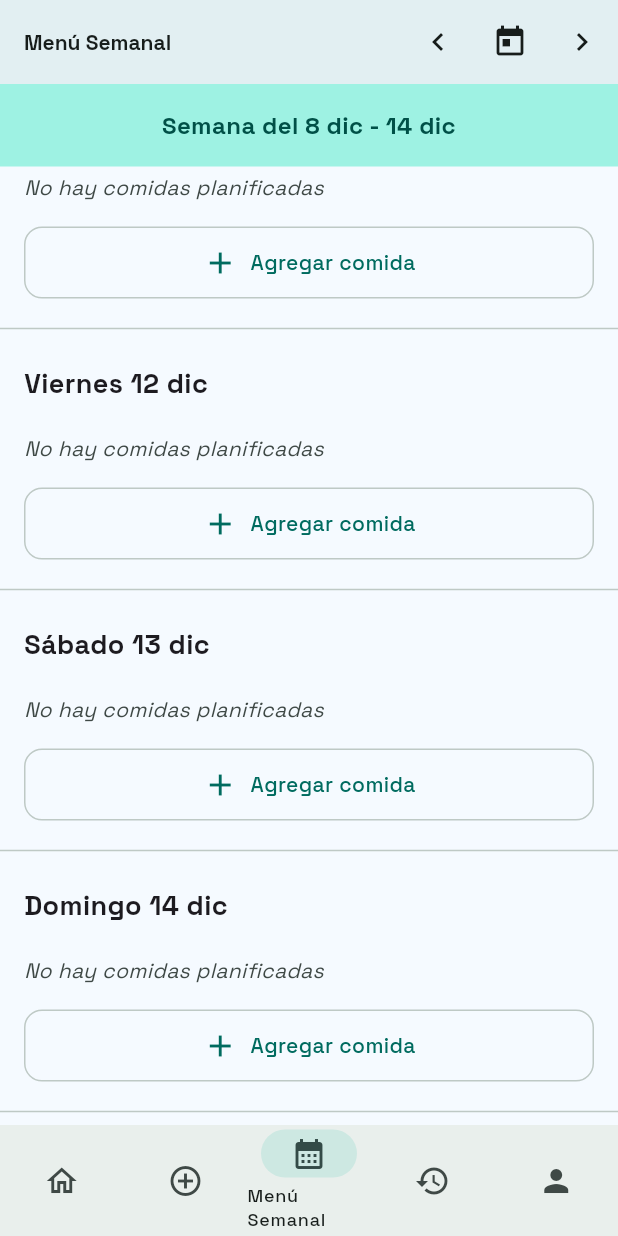
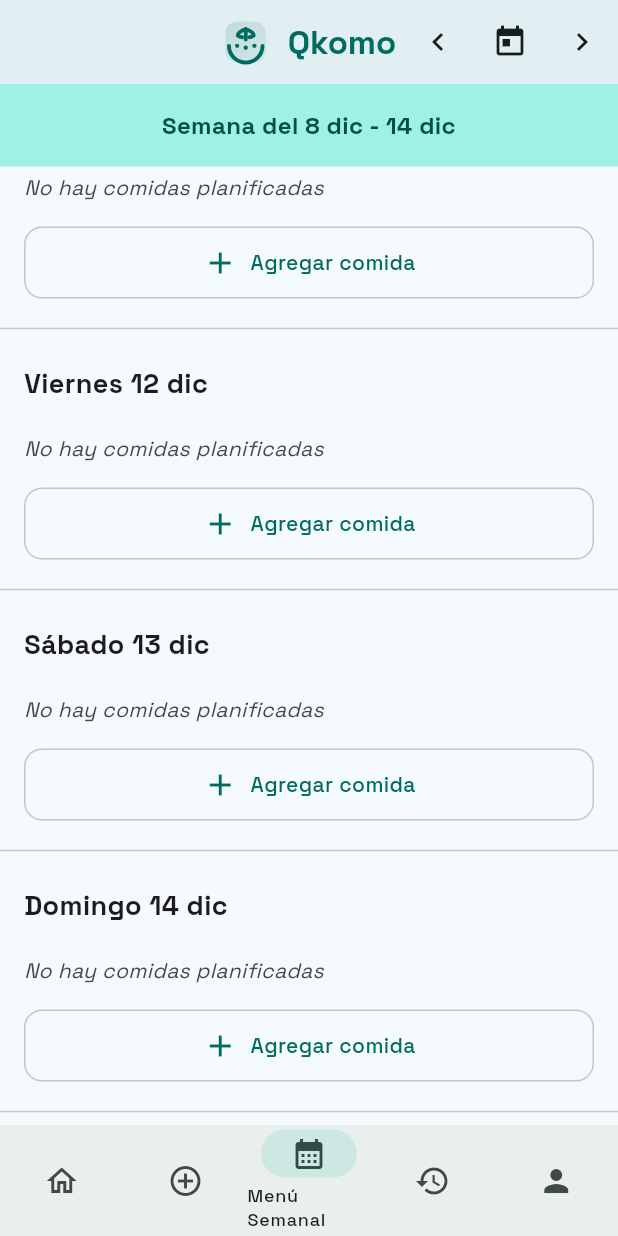
Before and after one commit to Pedrorc90/qkomo-ui, a Flutter app: the screen it shows once a user with an empty profile is signed in, item 3 of the bottom bar chosen, scrolled down 576 dp, after a tap on the "chevron right" icon, on a phone screen of 412 x 824 dp. Run offline on Flutter 3.47's test engine with Material 3 defaults, Android fonts, the light colour scheme and no system bars; our stand-ins replace connectivity_plus, dio, firebase_auth, firebase_core, fl_chart, flutter_riverpod and 10 more; missing offline and left inert: mobile_scanner, workmanager; accounts and stored records are empty.

Commit message:
Logo navbar + profile and themes

```diff
--- /dev/null
+++ b/lib/core/widgets/qkomo_navbar.dart
@@ -0,0 +1,53 @@
+import 'package:flutter/material.dart';
+import 'package:qkomo_ui/core/widgets/qkomo_logo.dart';
+
+/// Reusable navbar component with centered Qkomo logo and title
+///
+/// Provides a consistent header across all app screens with:
+/// - Centered Qkomo logo and app name
+/// - Optional leading widget (e.g., back button)
+/// - Optional action buttons
+class QkomoNavBar extends StatelessWidget implements PreferredSizeWidget {
+  const QkomoNavBar({
+    super.key,
+    this.leading,
+    this.actions,
+  });
+
+  /// Leading widget (e.g., back button, menu button)
+  final Widget? leading;
+
+  /// Action buttons to show on the right
+  final List<Widget>? actions;
+
+  @override
+  Size get preferredSize => const Size.fromHeight(kToolbarHeight);
+
+  @override
+  Widget build(BuildContext context) {
+    final theme = Theme.of(context);
+
+    return AppBar(
+      leading: leading,
+      title: Row(
+        mainAxisSize: MainAxisSize.min,
+        mainAxisAlignment: MainAxisAlignment.center,
+        children: [
+          const QkomoLogo(size: 32),
+          const SizedBox(width: 12),
+          Text(
+            'Qkomo',
+            style: theme.textTheme.titleLarge?.copyWith(
+              fontWeight: FontWeight.bold,
+              color: theme.colorScheme.primary,
+            ),
+          ),
+        ],
+      ),
+      centerTitle: true,
+      actions: actions,
+      backgroundColor: Colors.transparent,
+      elevation: 0,
+    );
+  }
+}
--- a/lib/features/capture/presentation/capture_page.dart
+++ b/lib/features/capture/presentation/capture_page.dart
@@ -1,5 +1,6 @@
 import 'package:flutter/material.dart';
 import 'package:flutter_riverpod/flutter_riverpod.dart';
+import 'package:qkomo_ui/core/widgets/qkomo_navbar.dart';
 import 'package:qkomo_ui/theme/theme_providers.dart';
 
 import 'package:qkomo_ui/features/capture/application/capture_controller.dart';
@@ -53,15 +54,12 @@ class _CapturePageState extends ConsumerState<CapturePage> {
             if (job != null) {
               final isImage = job.type == CaptureJobType.image;
               _showSnackBar(
-                isImage
-                    ? 'Foto guardada en cola offline'
-                    : 'Código guardado en cola offline',
+                isImage ? 'Foto guardada en cola offline' : 'Código guardado en cola offline',
               );
             }
           },
-          error: (error, _) => _showSnackBar(
-              'No se pudo encolar la captura: $error',
-              isError: true),
+          error: (error, _) =>
+              _showSnackBar('No se pudo encolar la captura: $error', isError: true),
           loading: () {},
         );
       },
@@ -76,8 +74,7 @@ class _CapturePageState extends ConsumerState<CapturePage> {
               _showSnackBar('Análisis completado. ID: $jobId');
             }
           },
-          error: (error, _) =>
-              _showSnackBar('Error al analizar: $error', isError: true),
+          error: (error, _) => _showSnackBar('Error al analizar: $error', isError: true),
           loading: () {},
         );
       },
@@ -114,34 +111,14 @@ class _CapturePageState extends ConsumerState<CapturePage> {
         child: SafeArea(
           child: Column(
             children: [
-              // Custom Header
-              Padding(
-                padding: const EdgeInsets.all(16.0),
-                child: Row(
-                  children: [
-                    if (captureState.mode != null)
-                      IconButton(
+              // Qkomo NavBar
+              QkomoNavBar(
+                leading: captureState.mode != null
+                    ? IconButton(
                         icon: const Icon(Icons.arrow_back),
                         onPressed: () => controller.clearMode(),
-                      ),
-                    Expanded(
-                      child: Text(
-                        captureState.mode == null
-                            ? 'Registrar Comida'
-                            : 'Nueva Captura',
-                        style:
-                            Theme.of(context).textTheme.headlineSmall?.copyWith(
-                                  fontWeight: FontWeight.bold,
-                                ),
-                        textAlign: captureState.mode == null
-                            ? TextAlign.center
-                            : TextAlign.start,
-                      ),
-                    ),
-                    if (captureState.mode != null)
-                      const SizedBox(width: 48), // Balance back button
-                  ],
-                ),
+                      )
+                    : null,
               ),
               Expanded(
                 child: captureState.mode == null
@@ -155,8 +132,7 @@ class _CapturePageState extends ConsumerState<CapturePage> {
     );
   }
 
-  Widget _buildActionButtons(
-      BuildContext context, CaptureController controller) {
+  Widget _buildActionButtons(BuildContext context, CaptureController controller) {
     return Center(
       child: SingleChildScrollView(
         padding: const EdgeInsets.symmetric(horizontal: 24, vertical: 16),
@@ -224,8 +200,7 @@ class _CapturePageState extends ConsumerState<CapturePage> {
         Expanded(
           child: _buildModeContent(mode),
         ),
-        if (mode != CaptureMode.text &&
-            (state.imageFile != null || state.scannedBarcode != null))
+        if (mode != CaptureMode.text && (state.imageFile != null || state.scannedBarcode != null))
           CaptureQueueAction(
             state: state,
           ),
--- a/lib/features/history/presentation/history_page.dart
+++ b/lib/features/history/presentation/history_page.dart
@@ -1,5 +1,6 @@
 import 'package:flutter/material.dart';
 import 'package:flutter_riverpod/flutter_riverpod.dart';
+import 'package:qkomo_ui/core/widgets/qkomo_navbar.dart';
 import 'package:qkomo_ui/features/capture/application/capture_providers.dart';
 import 'package:qkomo_ui/features/capture/presentation/review/capture_review_page.dart';
 import 'package:qkomo_ui/features/entry/domain/entry.dart';
@@ -23,9 +24,7 @@ class HistoryPage extends ConsumerWidget {
     final queueStatsAsync = ref.watch(queueStatsProvider);
 
     return Scaffold(
-      appBar: AppBar(
-        title: const Text('Historial'),
-        backgroundColor: Colors.transparent,
+      appBar: QkomoNavBar(
         actions: [
           const HistorySearchBar(),
           IconButton(
@@ -39,7 +38,7 @@ class HistoryPage extends ConsumerWidget {
               );
             },
           ),
-          SizedBox(width: 8),
+          const SizedBox(width: 8),
         ],
       ),
       body: RefreshIndicator(
@@ -147,8 +146,7 @@ class HistoryPage extends ConsumerWidget {
             for (final entry in entries) {
               widgets.add(
                 Padding(
-                  padding:
-                      const EdgeInsets.symmetric(horizontal: 16, vertical: 4),
+                  padding: const EdgeInsets.symmetric(horizontal: 16, vertical: 4),
                   child: Stack(
                     children: [
                       EnhancedResultCard(
@@ -157,8 +155,7 @@ class HistoryPage extends ConsumerWidget {
                           Navigator.push(
                             context,
                             MaterialPageRoute(
-                              builder: (context) =>
-                                  CaptureReviewPage(resultId: entry.id),
+                              builder: (context) => CaptureReviewPage(resultId: entry.id),
                             ),
                           );
                         },
@@ -233,8 +230,7 @@ class HistoryPage extends ConsumerWidget {
     } else {
       switch (state.dateFilter) {
         case DateFilter.today:
-          message =
-              'Aún no has registrado comidas hoy.\n¡Empieza capturando una foto!';
+          message = 'Aún no has registrado comidas hoy.\n¡Empieza capturando una foto!';
           icon = Icons.camera_alt_outlined;
           break;
         case DateFilter.thisWeek:
@@ -275,8 +271,6 @@ class HistoryPage extends ConsumerWidget {
 
   Future<void> _onRefresh(WidgetRef ref) async {
     // Trigger queue processing
-    await ref
-        .read(captureQueueProcessControllerProvider.notifier)
-        .processPending();
+    await ref.read(captureQueueProcessControllerProvider.notifier).processPending();
   }
 }
--- a/lib/features/home/presentation/home_page.dart
+++ b/lib/features/home/presentation/home_page.dart
@@ -1,7 +1,7 @@
 import 'package:flutter/material.dart';
 import 'package:flutter_riverpod/flutter_riverpod.dart';
 
-import 'package:qkomo_ui/core/widgets/qkomo_logo.dart';
+import 'package:qkomo_ui/core/widgets/qkomo_navbar.dart';
 import 'package:qkomo_ui/features/auth/application/auth_providers.dart';
 import 'package:qkomo_ui/features/home/presentation/widgets/home_content.dart';
 import 'package:qkomo_ui/features/home/presentation/widgets/home_header.dart';
@@ -24,21 +24,15 @@ class HomePage extends ConsumerWidget {
         child: SafeArea(
           child: Column(
             children: [
-              // Custom Top Bar
-              Padding(
-                padding:
-                    const EdgeInsets.symmetric(horizontal: 16.0, vertical: 8.0),
-                child: Row(
-                  children: [
-                    const QkomoLogo(size: 32),
-                    const Spacer(),
+              // Qkomo NavBar
+              QkomoNavBar(
+                actions: [
                   IconButton(
                     tooltip: 'Cambiar tema',
                     onPressed: () {
                       final notifier = ref.read(themeTypeProvider.notifier);
-                        notifier.state = themeType == AppThemeType.warm
-                            ? AppThemeType.fresh
-                            : AppThemeType.warm;
+                      notifier.state =
+                          themeType == AppThemeType.warm ? AppThemeType.fresh : AppThemeType.warm;
                     },
                     icon: Icon(
                       themeType == AppThemeType.warm
@@ -56,7 +50,6 @@ class HomePage extends ConsumerWidget {
                     ),
                   ),
                 ],
-                ),
               ),
               // Main Content
               Expanded(
--- a/lib/features/menu/presentation/weekly_menu_page.dart
+++ b/lib/features/menu/presentation/weekly_menu_page.dart
@@ -1,6 +1,8 @@
 import 'package:flutter/material.dart';
 import 'package:flutter_riverpod/flutter_riverpod.dart';
 import 'package:intl/intl.dart';
+
+import 'package:qkomo_ui/core/widgets/qkomo_navbar.dart';
 
 import 'package:qkomo_ui/features/menu/application/menu_providers.dart';
 import 'package:qkomo_ui/features/menu/presentation/widgets/day_meal_section.dart';
@@ -14,12 +16,10 @@ class WeeklyMenuPage extends ConsumerWidget {
     final dateFormat = DateFormat('d MMM', 'es');
 
     final weekEnd = weekStart.add(const Duration(days: 6));
-    final weekRange =
-        '${dateFormat.format(weekStart)} - ${dateFormat.format(weekEnd)}';
+    final weekRange = '${dateFormat.format(weekStart)} - ${dateFormat.format(weekEnd)}';
 
     return Scaffold(
-      appBar: AppBar(
-        title: const Text('Menú Semanal'),
+      appBar: QkomoNavBar(
         actions: [
           IconButton(
             icon: const Icon(Icons.chevron_left),
--- a/lib/features/profile/presentation/profile_page.dart
+++ b/lib/features/profile/presentation/profile_page.dart
@@ -1,10 +1,12 @@
 import 'package:flutter/material.dart';
 import 'package:flutter_riverpod/flutter_riverpod.dart';
 
+import 'package:qkomo_ui/core/widgets/qkomo_navbar.dart';
+
 import 'package:qkomo_ui/features/auth/application/auth_providers.dart';
 import 'package:qkomo_ui/features/home/presentation/widgets/user_summary_card.dart';
-import 'package:qkomo_ui/theme/theme_providers.dart';
-import 'package:qkomo_ui/theme/theme_type.dart';
+import 'package:qkomo_ui/features/profile/presentation/theme_selection_page.dart';
+import 'package:qkomo_ui/features/profile/presentation/widgets/profile_option_card.dart';
 
 class ProfilePage extends ConsumerWidget {
   const ProfilePage({super.key});
@@ -15,10 +17,7 @@ class ProfilePage extends ConsumerWidget {
     final user = ref.watch(firebaseAuthProvider).currentUser;
 
     return Scaffold(
-      appBar: AppBar(
-        title: const Text('Perfil'),
-        backgroundColor: Colors.transparent,
-      ),
+      appBar: const QkomoNavBar(),
       body: SingleChildScrollView(
         padding: const EdgeInsets.all(16),
         child: Column(
@@ -34,7 +33,16 @@ class ProfilePage extends ConsumerWidget {
                   ),
             ),
             const SizedBox(height: 12),
-            const _ThemeSelector(),
+            ProfileOptionCard(
+              title: 'Apariencia',
+              icon: Icons.palette_outlined,
+              subtitle: 'Personaliza los colores de la app',
+              onTap: () {
+                Navigator.of(
+                  context,
+                ).push(MaterialPageRoute(builder: (context) => const ThemeSelectionPage()));
+              },
+            ),
             const SizedBox(height: 24),
             Text(
               'Cuenta',
@@ -58,100 +66,3 @@ class ProfilePage extends ConsumerWidget {
     );
   }
 }
-
-class _ThemeSelector extends ConsumerWidget {
-  const _ThemeSelector();
-
-  @override
-  Widget build(BuildContext context, WidgetRef ref) {
-    final currentTheme = ref.watch(themeTypeProvider);
-
-    return Card(
-      child: Padding(
-        padding: const EdgeInsets.all(16),
-        child: Column(
-          children: [
-            _ThemeOption(
-              label: 'Cálido',
-              isSelected: currentTheme == AppThemeType.warm,
-              color: const Color(0xFFFF6F3C), // Seed color from Warm
-              onTap: () => ref.read(themeTypeProvider.notifier).state = AppThemeType.warm,
-            ),
-            const Divider(),
-            _ThemeOption(
-              label: 'Fresco',
-              isSelected: currentTheme == AppThemeType.fresh,
-              color: const Color(0xFF2DD4BF), // Seed color from Fresh
-              onTap: () => ref.read(themeTypeProvider.notifier).state = AppThemeType.fresh,
-            ),
-            const Divider(),
-            _ThemeOption(
-              label: 'Off-White',
-              isSelected: currentTheme == AppThemeType.offWhite,
-              color: const Color(0xFF5D5D5D), // Seed color from OffWhite
-              onTap: () => ref.read(themeTypeProvider.notifier).state = AppThemeType.offWhite,
-            ),
-            const Divider(),
-            _ThemeOption(
-              label: 'Oscuro',
-              isSelected: currentTheme == AppThemeType.dark,
-              color: const Color(0xFF3B82F6), // Seed color from Dark
-              onTap: () => ref.read(themeTypeProvider.notifier).state = AppThemeType.dark,
-            ),
-          ],
-        ),
-      ),
-    );
-  }
-}
-
-class _ThemeOption extends StatelessWidget {
-  const _ThemeOption({
-    required this.label,
-    required this.isSelected,
-    required this.color,
-    required this.onTap,
-  });
-
-  final String label;
-  final bool isSelected;
-  final Color color;
-  final VoidCallback onTap;
-
-  @override
-  Widget build(BuildContext context) {
-    return InkWell(
-      onTap: onTap,
-      borderRadius: BorderRadius.circular(12),
-      child: Padding(
-        padding: const EdgeInsets.symmetric(vertical: 8, horizontal: 8),
-        child: Row(
-          children: [
-            Container(
-              width: 24,
-              height: 24,
-              decoration: BoxDecoration(
-                color: color,
-                shape: BoxShape.circle,
-              ),
-            ),
-            const SizedBox(width: 12),
-            Expanded(
-              child: Text(
-                label,
-                style: Theme.of(context).textTheme.bodyLarge?.copyWith(
-                      fontWeight: isSelected ? FontWeight.bold : FontWeight.normal,
-                    ),
-              ),
-            ),
-            if (isSelected)
-              Icon(
-                Icons.check_circle,
-                color: Theme.of(context).colorScheme.primary,
-              ),
-          ],
-        ),
-      ),
-    );
-  }
-}
--- /dev/null
+++ b/lib/features/profile/presentation/widgets/profile_option_card.dart
@@ -0,0 +1,57 @@
+import 'package:flutter/material.dart';
+
+class ProfileOptionCard extends StatelessWidget {
+  const ProfileOptionCard({
+    super.key,
+    required this.title,
+    required this.icon,
+    required this.onTap,
+    this.subtitle,
+  });
+
+  final String title;
+  final IconData icon;
+  final VoidCallback onTap;
+  final String? subtitle;
+
+  @override
+  Widget build(BuildContext context) {
+    return Card(
+      clipBehavior: Clip.antiAlias,
+      child: InkWell(
+        onTap: onTap,
+        child: Padding(
+          padding: const EdgeInsets.all(16),
+          child: Row(
+            children: [
+              CircleAvatar(
+                radius: 26,
+                backgroundColor: Theme.of(context).colorScheme.primary.withOpacity(0.15),
+                child: Icon(icon, color: Theme.of(context).colorScheme.primary),
+              ),
+              const SizedBox(width: 14),
+              Expanded(
+                child: Column(
+                  crossAxisAlignment: CrossAxisAlignment.start,
+                  children: [
+                    Text(
+                      title,
+                      style: Theme.of(context).textTheme.titleMedium?.copyWith(
+                            fontWeight: FontWeight.w700,
+                          ),
+                    ),
+                    if (subtitle != null) ...[
+                      const SizedBox(height: 4),
+                      Text(subtitle!, style: Theme.of(context).textTheme.bodyMedium),
+                    ],
+                  ],
+                ),
+              ),
+              const Icon(Icons.chevron_right),
+            ],
+          ),
+        ),
+      ),
+    );
+  }
+}
--- a/lib/features/settings/presentation/sync_settings_page.dart
+++ b/lib/features/settings/presentation/sync_settings_page.dart
@@ -1,5 +1,6 @@
 import 'package:flutter/material.dart';
 import 'package:flutter_riverpod/flutter_riverpod.dart';
+import 'package:qkomo_ui/core/widgets/qkomo_navbar.dart';
 import 'package:qkomo_ui/core/config/feature_flags.dart';
 import 'package:qkomo_ui/features/entry/application/entry_providers.dart';
 
@@ -10,7 +11,7 @@ class SyncSettingsPage extends ConsumerWidget {
   Widget build(BuildContext context, WidgetRef ref) {
     if (!FeatureFlags.enableCloudSync) {
       return Scaffold(
-        appBar: AppBar(title: const Text('Sync Settings')),
+        appBar: const QkomoNavBar(),
         body: const Center(
           child: Text('Cloud sync is currently disabled.'),
         ),
@@ -18,7 +19,7 @@ class SyncSettingsPage extends ConsumerWidget {
     }
 
     return Scaffold(
-      appBar: AppBar(title: const Text('Sync Settings')),
+      appBar: const QkomoNavBar(),
       body: ListView(
         children: [
           SwitchListTile(
```
Also changed, not shown: lib/features/profile/presentation/theme_selection_page.dart (added, +113 -0 lines), lib/features/statistics/presentation/statistics_page.dart (+4 -8 lines), 1 other file. Lines whose indentation alone changed are shown as unchanged.
